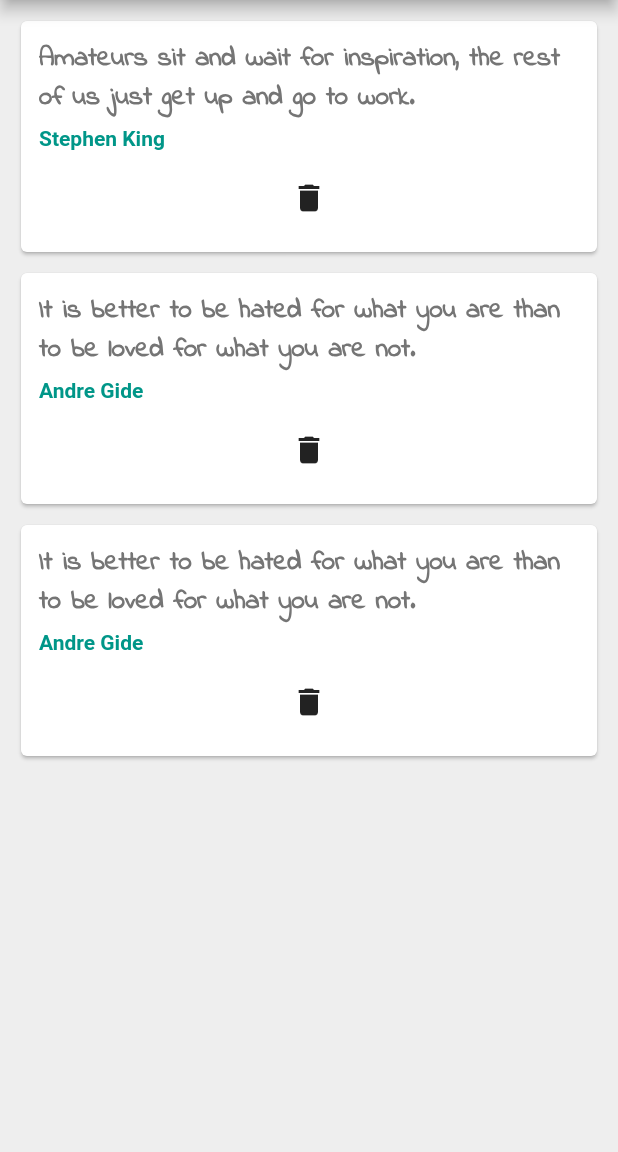
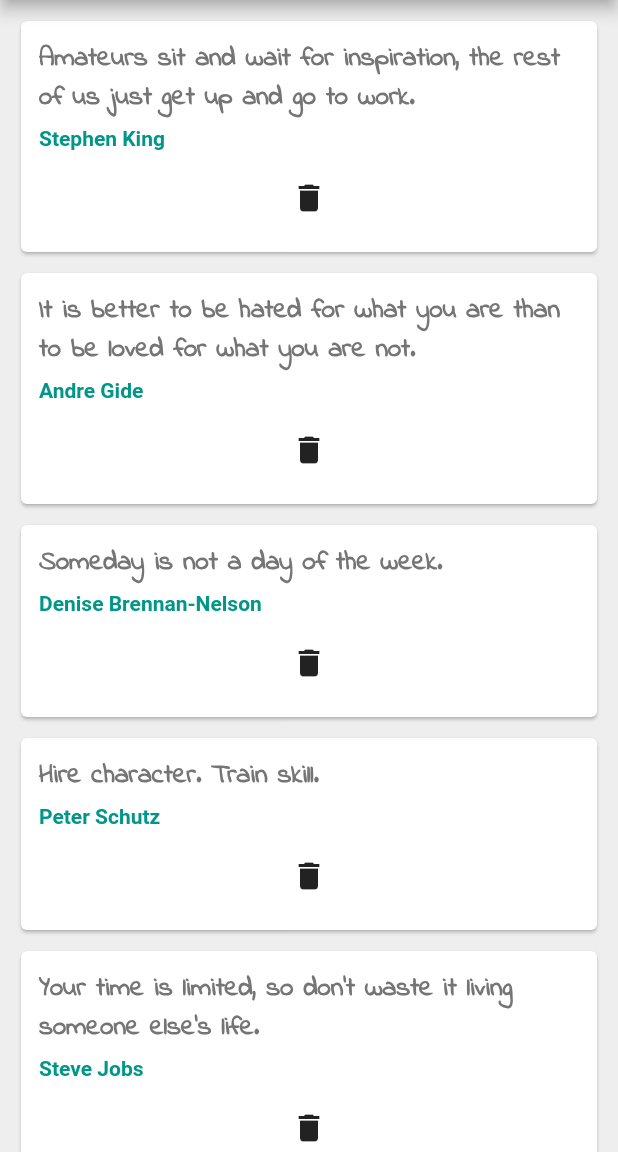
Before and after one commit to siomarapantarotto/flutter-quotes, a Flutter app: the screen it shows after launch, after a tap on the "delete" icon, on a phone screen of 412 x 824 dp, the part 84-1236 px from its top. Run offline on Flutter 3.47's test engine with Material 2 defaults, Android fonts, the phone set to English and light mode, and no system bars.

Commit message:
Add SingleChildScrollView to fix scrolling bug

```diff
--- a/lib/main.dart
+++ b/lib/main.dart
@@ -1,6 +1,7 @@
 //import 'dart:ui';
 //import 'package:flutter/cupertino.dart';
 import 'package:flutter/material.dart';
+
 import 'quote.dart';
 import 'quote_card.dart';
 
@@ -18,21 +19,28 @@ class QuoteList extends StatefulWidget {
 List<Quote> quotes = [
   Quote(
       author: 'Paul Arden',
-      sentence:
-      'The world is what you think of it, so think of it differently and your life will change.'),
+      sentence: 'The world is what you think of it, so think of it differently and your life will change.'),
   Quote(
       author: 'Stephen King',
-      sentence:
-      'Amateurs sit and wait for inspiration, the rest of us just get up and go to work.'),
+      sentence: 'Amateurs sit and wait for inspiration, the rest of us just get up and go to work.'),
   Quote(
       author: 'Andre Gide',
-      sentence:
-      'It is better to be hated for what you are than to be loved for what you are not.'),
+      sentence: 'It is better to be hated for what you are than to be loved for what you are not.'),
   Quote(
-      author: 'Andre Gide',
-      sentence:
-      'It is better to be hated for what you are than to be loved for what you are not.'),
-
+      author: 'Denise Brennan-Nelson',
+      sentence: 'Someday is not a day of the week.'),
+  Quote(
+      author: 'Peter Schutz',
+      sentence: 'Hire character. Train skill.'),
+  Quote(
+      author: 'Steve Jobs',
+      sentence: 'Your time is limited, so don\'t waste it living someone else\'s life.'),
+  Quote(
+      author: 'Robert Louis Stevenson',
+      sentence: 'Everyone lives by selling something.'),
+  Quote(
+      author: 'Napoleon Hill',
+      sentence: 'If you cannot do great things, do small things in a great way.'),
 ];
 
 class _QuoteListState extends State<QuoteList> {
@@ -45,15 +53,18 @@ class _QuoteListState extends State<QuoteList> {
         centerTitle: true,
         backgroundColor: Colors.black54,
       ),
-      body: Column(
-        children: quotes.map((quote) => QuoteCard(
-            quote: quote,
-            deleteQuote: () {
-              setState(() {
-                quotes.remove(quote);
-              });
-            }
-        )).toList(),
+      body: SingleChildScrollView(
+        child: Column(
+          children: quotes
+              .map((quote) => QuoteCard(
+                  quote: quote,
+                  deleteQuote: () {
+                    setState(() {
+                      quotes.remove(quote);
+                    });
+                  }))
+              .toList(),
+        ),
       ),
     );
   }
```
